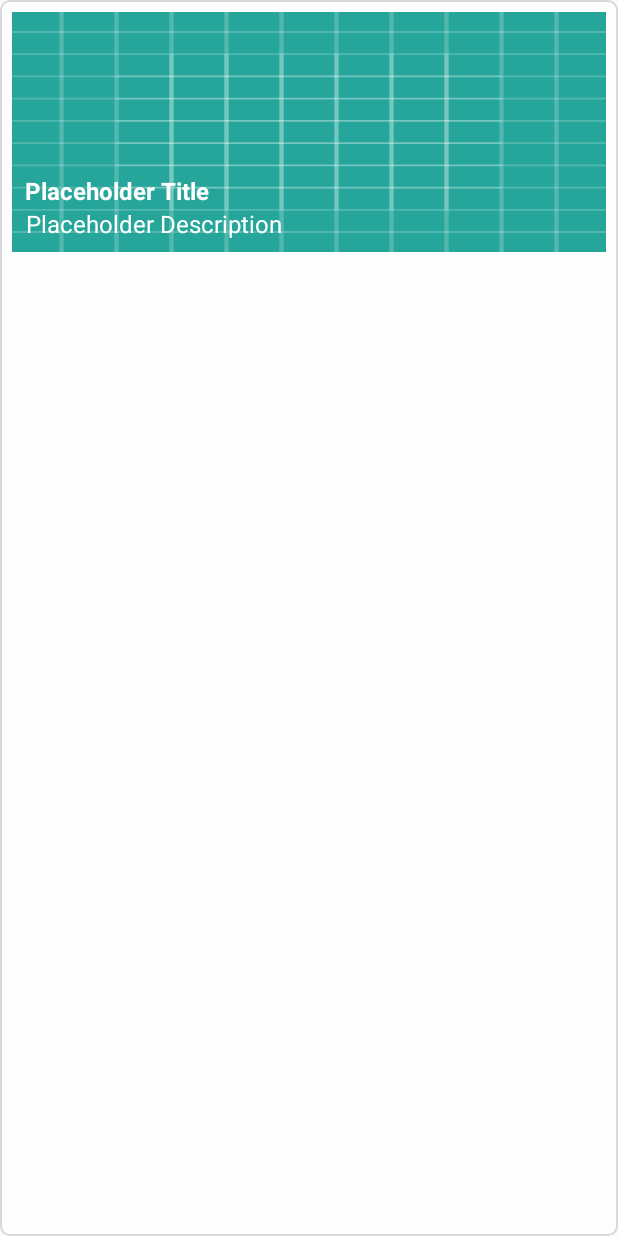
After one commit to Adishah3103/LVCreate, an Android app: the layout home_recycler_layout.xml on its own in the app's theme, with its tools: preview values and no code run, on a phone screen of 412 x 824 dp. The commit adds this screen. Run offline under Robolectric (Android 15) with nearby library versions, the phone set to English and light mode, and no system bars.

Commit message:
Added ReclyerView and Custom layout
Signed-off-by: Antariksh C <antarikshc@gmail.com>

```diff
--- /dev/null
+++ b/app/src/main/res/drawable/recyler_item_back.xml
@@ -0,0 +1,13 @@
+<?xml version="1.0" encoding="utf-8"?>
+<shape xmlns:android="http://schemas.android.com/apk/res/android"
+    android:shape="rectangle">
+    <corners
+        android:bottomLeftRadius="6dp"
+        android:bottomRightRadius="6dp"
+        android:topLeftRadius="6dp"
+        android:topRightRadius="6dp"></corners>
+    <stroke
+        android:width="1dp"
+        android:color="#d9d9d9"></stroke>
+    <solid android:color="#fefefe"></solid>
+</shape>
--- a/app/src/main/res/layout/fragment_home.xml
+++ b/app/src/main/res/layout/fragment_home.xml
@@ -1,10 +1,13 @@
 <?xml version="1.0" encoding="utf-8"?>
 <android.support.constraint.ConstraintLayout xmlns:android="http://schemas.android.com/apk/res/android"
     android:layout_width="match_parent"
+    xmlns:tools="http://schemas.android.com/tools"
     android:layout_height="match_parent">
 
     <android.support.v7.widget.RecyclerView
         android:id="@+id/home_recycler"
         android:layout_width="match_parent"
-        android:layout_height="match_parent" />
+        android:layout_height="match_parent"
+        tools:listitem="@layout/home_recycler_layout" />
+
 </android.support.constraint.ConstraintLayout>
--- /dev/null
+++ b/app/src/main/res/layout/home_recycler_layout.xml
@@ -0,0 +1,50 @@
+<?xml version="1.0" encoding="utf-8"?>
+<android.support.constraint.ConstraintLayout xmlns:android="http://schemas.android.com/apk/res/android"
+    xmlns:app="http://schemas.android.com/apk/res-auto"
+    android:layout_width="match_parent"
+    android:layout_height="match_parent"
+    android:background="@drawable/recyler_item_back">
+
+    <ImageView
+        android:id="@+id/imageView2"
+        android:layout_width="0dp"
+        android:layout_height="160dp"
+        android:layout_marginEnd="8dp"
+        android:layout_marginStart="8dp"
+        android:layout_marginTop="8dp"
+        android:scaleType="fitXY"
+        app:layout_constraintEnd_toEndOf="parent"
+        app:layout_constraintStart_toStartOf="parent"
+        app:layout_constraintTop_toTopOf="parent"
+        app:srcCompat="@drawable/ic_launcher_background" />
+
+    <TextView
+        android:id="@+id/textView2"
+        android:layout_width="wrap_content"
+        android:layout_height="wrap_content"
+        android:layout_marginEnd="8dp"
+        android:layout_marginStart="8dp"
+        android:layout_marginTop="108dp"
+        android:text="Placeholder Title"
+        android:textColor="@color/white"
+        android:textSize="16sp"
+        android:textStyle="bold"
+        app:layout_constraintEnd_toEndOf="parent"
+        app:layout_constraintHorizontal_bias="0.032"
+        app:layout_constraintStart_toStartOf="parent"
+        app:layout_constraintTop_toTopOf="@+id/imageView2" />
+
+    <TextView
+        android:id="@+id/textView3"
+        android:layout_width="wrap_content"
+        android:layout_height="wrap_content"
+        android:layout_marginEnd="8dp"
+        android:layout_marginStart="8dp"
+        android:text="Placeholder Description"
+        android:textColor="@color/white"
+        android:textSize="16sp"
+        app:layout_constraintEnd_toEndOf="parent"
+        app:layout_constraintHorizontal_bias="0.04"
+        app:layout_constraintStart_toStartOf="parent"
+        app:layout_constraintTop_toBottomOf="@+id/textView2" />
+</android.support.constraint.ConstraintLayout>
```
